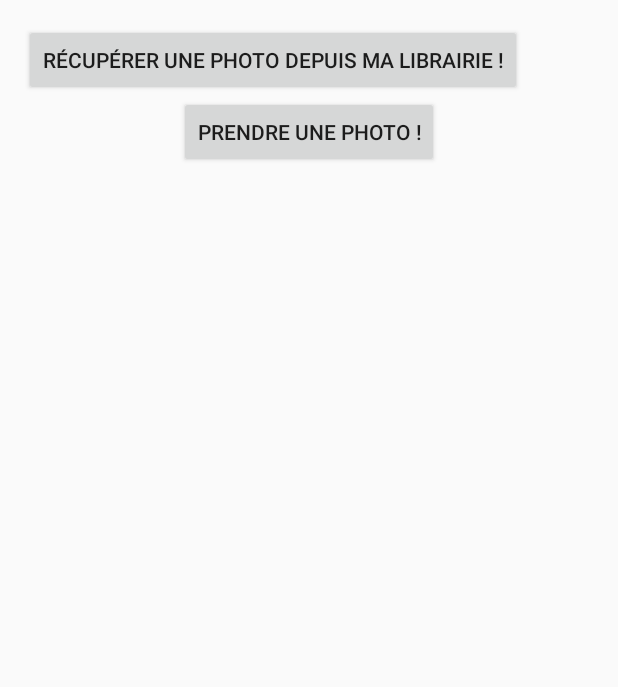
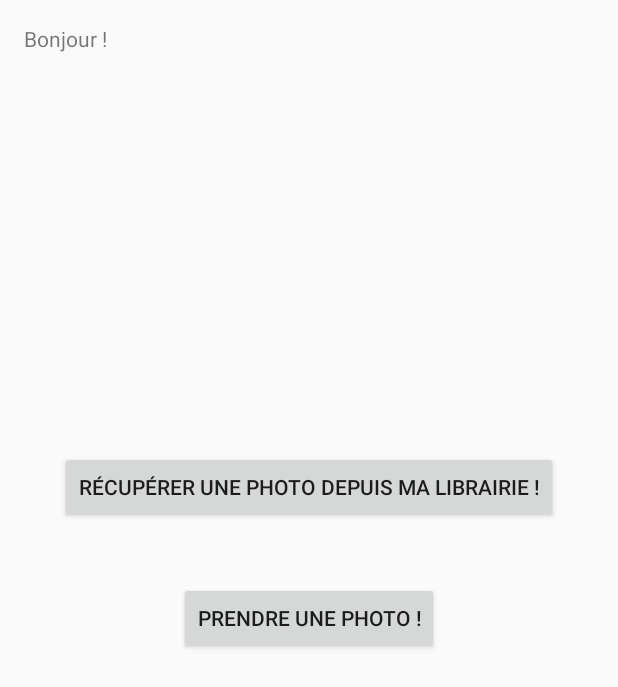
Before and after one commit to fefefy/ImageRecognizer, an Android app: the screen it shows after launch (MainActivity), on a phone screen of 412 x 824 dp. Shown: the top 687 px of the screen. Run offline under Robolectric (Android 15) with nearby library versions, the phone set to English and light mode, and no system bars.

Commit message:
Photo dans le main

```diff
--- a/app/src/main/res/layout/activity_main.xml
+++ b/app/src/main/res/layout/activity_main.xml
@@ -8,31 +8,29 @@
     android:paddingLeft="@dimen/activity_horizontal_margin"
     android:paddingRight="@dimen/activity_horizontal_margin"
     android:paddingTop="@dimen/activity_vertical_margin"
-    tools:context="projetstl.com.imagerecognizer.Gallery">
+    tools:context="projetstl.com.imagerecognizer.MainActivity">
+
+    <TextView
+        android:layout_width="wrap_content"
+        android:layout_height="wrap_content"
+        android:text="Bonjour !" />
 
     <Button
         android:layout_width="wrap_content"
         android:layout_height="wrap_content"
+        android:layout_centerVertical="true"
+        android:layout_centerHorizontal="true"
         android:id="@+id/Photo_button"
         android:text="Prendre une photo !"
-        android:layout_below="@+id/Gallery_Button"
-        android:layout_centerHorizontal="true" />
-
-    <ImageView
-        android:id="@+id/Pictures_ImageView"
-        android:layout_width="fill_parent"
-        android:layout_height="fill_parent"
-        android:layout_weight="1"
-        android:layout_below="@+id/Photo_button">
-    </ImageView>
+        android:onClick="process"/>
 
     <Button
         android:text="Récupérer une photo depuis ma librairie !"
         android:layout_width="wrap_content"
         android:layout_height="wrap_content"
-        android:id="@+id/Gallery_Button"
-                android:layout_alignParentTop="true"
-        android:layout_alignParentLeft="true"
-        android:layout_alignParentStart="true" />
+        android:layout_above="@+id/Photo_button"
+        android:layout_centerHorizontal="true"
+        android:layout_marginBottom="39dp"
+        android:id="@+id/Library_Button" />
 
 </RelativeLayout>
--- /dev/null
+++ b/settings.gradle
@@ -0,0 +1 @@
+include ':app'
```
Also changed, not shown: app/src/main/AndroidManifest.xml (+8 -10 lines), app/src/main/java/projetstl/com/imagerecognizer/Gallery.java (deleted, +0 -11 lines), app/src/main/java/projetstl/com/imagerecognizer/MainActivity.java (+45 -64 lines), app/src/main/java/projetstl/com/imagerecognizer/Photo.java (deleted, +0 -19 lines), app/src/main/res/layout/photo_layout.xml (deleted, +0 -29 lines), build.gradle (added, +23 -0 lines), gradle.properties (added, +17 -0 lines), gradle/wrapper/gradle-wrapper.properties (added), 3 other files.
